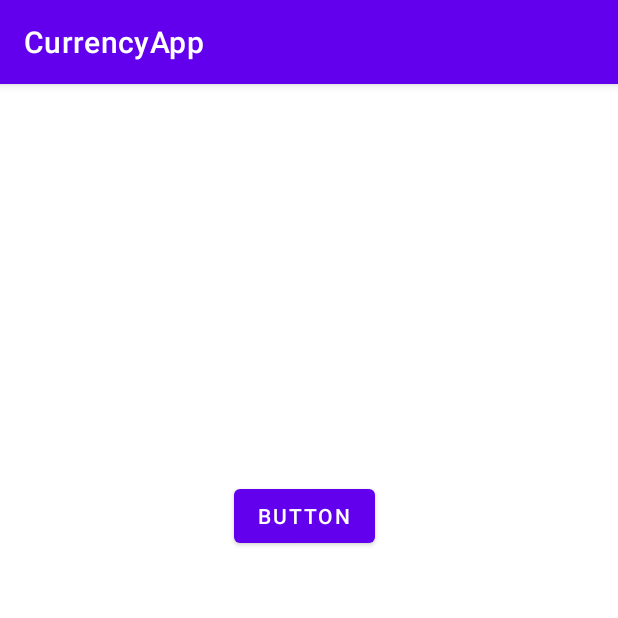
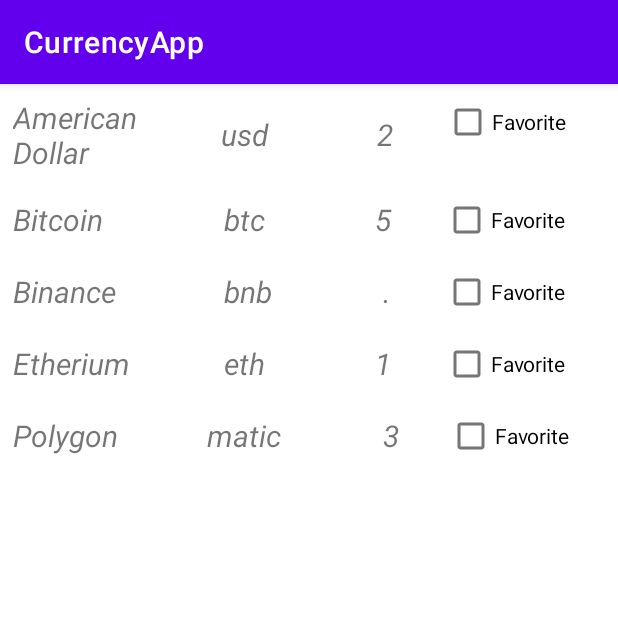
Before and after one commit to SKY-SA/CurrencyApp, an Android app: the CurrencyLatestActivity screen opened directly, with no data from a screen before it, after a tap on "USD", on a phone screen of 412 x 824 dp, the top half of it. Run offline under Robolectric (Android 15) with nearby library versions, the phone set to English and light mode, and no system bars; our stand-ins replace data binding.

Commit message:
views, model and adapter of CurrencyDetails has added

```diff
--- /dev/null
+++ b/app/src/main/java/com/sky/currencyapp/adapter/CurrenciesRecyclerAdapter.kt
@@ -0,0 +1,54 @@
+package com.sky.currencyapp.adapter
+
+import android.view.LayoutInflater
+import android.view.View
+import android.view.ViewGroup
+import android.widget.Toast
+import androidx.recyclerview.widget.RecyclerView
+import com.sky.currencyapp.R
+import com.sky.currencyapp.model.CurrencyDetails
+import kotlinx.android.synthetic.main.currencies_activity_recycler_row.view.*
+import java.util.*
+import kotlin.collections.ArrayList
+
+class CurrenciesRecyclerAdapter(val listCurrency: ArrayList<CurrencyDetails>, private val baseCurrencyName:String?) : RecyclerView.Adapter<CurrenciesRecyclerAdapter.CurrenciesHolder>() {
+    class CurrenciesHolder(itemView: View) : RecyclerView.ViewHolder(itemView) {
+
+    }
+
+    override fun onCreateViewHolder(parent: ViewGroup, viewType: Int): CurrenciesHolder {
+        val inflater = LayoutInflater.from(parent.context)
+        val view = inflater.inflate(R.layout.currencies_activity_recycler_row,parent,false)
+        return CurrenciesHolder(view)
+    }
+
+    override fun onBindViewHolder(holder: CurrenciesHolder, position: Int) {
+        holder.itemView.currenciesRecyclerRow_currencyNameTextView.text =
+            listCurrency[position].name
+        holder.itemView.currenciesRecyclerRow_currencyCodetextView.text =
+            listCurrency[position].code
+        holder.itemView.currenciesRecyclerRow_decimalUnitiestextView.text =
+            listCurrency[position].decimalUnits
+
+        holder.itemView.currenciesRecyclerRow_checkboxFavorite.setOnClickListener {
+            if (holder.itemView.currenciesRecyclerRow_checkboxFavorite.isChecked) {
+                listCurrency[position].isFavorite = true
+                Toast.makeText(it.context, "Favorilendi", Toast.LENGTH_SHORT).show()
+            } else {
+                listCurrency[position].isFavorite = false
+                Toast.makeText(it.context, "Favorilerden çıkarıldı", Toast.LENGTH_SHORT).show()
+            }
+        }
+    }
+
+    override fun getItemCount(): Int {
+        return listCurrency.size
+    }
+
+    fun refreshData(newCurrency: List<CurrencyDetails> )
+    {
+        listCurrency.clear()
+        listCurrency.addAll(newCurrency)
+        notifyDataSetChanged()
+    }
+}
--- a/app/src/main/java/com/sky/currencyapp/adapter/CurrencyLatestRecyclerAdapter.kt
+++ b/app/src/main/java/com/sky/currencyapp/adapter/CurrencyLatestRecyclerAdapter.kt
@@ -24,18 +24,6 @@ class CurrencyLatestRecyclerAdapter(val listCurrency : ArrayList<CurrencyLatest>
     override fun onBindViewHolder(holder: CurrencyVH, position: Int) {
         holder.itemView.latestRecyclerRow_textView.text = listCurrency[position].fullName
         holder.itemView.latestRecyclerRow_radioButton.text = listCurrency[position].name!!.uppercase()
-
-        /*holder.itemView.latestRecyclerRow_radioButton.setOnClickListener { view->
-            val nameOfCurrency:String? = listCurrency[position].name
-            nameOfCurrency?.let { name->
-                holder.itemView.latestRecyclerRow_radioButton.context.applicationContext?.let { context->
-                    val intent = Intent(context, CurrenciesActivity::class.java).apply{
-                        this.putExtra("nameOfBaseCurreny",name)
-                    }
-                    context.startActivity(intent)
-                }
-            }
-        }*/
     }
 
     override fun getItemCount(): Int {
--- a/app/src/main/java/com/sky/currencyapp/model/Currency.kt
+++ /dev/null
@@ -1,13 +0,0 @@
-package com.sky.currencyapp.model
-
-data class Currency(
-    var currencyName : String?,
-    var currencyCode : String?,
-    var decimalUnit : String?,
-    var listCountry : ArrayList<String>?
-
-){
-    var id: Int? = 0
-    var isFavorite: Boolean? = false
-
-}
--- /dev/null
+++ b/app/src/main/java/com/sky/currencyapp/model/CurrencyDetails.kt
@@ -0,0 +1,11 @@
+package com.sky.currencyapp.model
+
+class CurrencyDetails(
+    val name: String?,
+    val code : String?,
+    val decimalUnits: String?,
+    val listCountry : ArrayList<String>?
+) {
+    var id: Int? = 0
+    var isFavorite: Boolean? = false
+}
--- a/app/src/main/java/com/sky/currencyapp/view/CurrenciesActivity.kt
+++ b/app/src/main/java/com/sky/currencyapp/view/CurrenciesActivity.kt
@@ -2,11 +2,42 @@ package com.sky.currencyapp.view
 
 import androidx.appcompat.app.AppCompatActivity
 import android.os.Bundle
+import android.view.View
+import androidx.lifecycle.Observer
+import androidx.lifecycle.ViewModelProvider
+import androidx.recyclerview.widget.LinearLayoutManager
 import com.sky.currencyapp.R
+import com.sky.currencyapp.adapter.CurrenciesRecyclerAdapter
+import com.sky.currencyapp.viewmodel.CurrencyViewModel
+import kotlinx.android.synthetic.main.activity_currencies.*
 
 class CurrenciesActivity : AppCompatActivity() {
+
+    private lateinit var viewModel: CurrencyViewModel
+    private val recyclerAdapter = CurrenciesRecyclerAdapter(arrayListOf(),"")
     override fun onCreate(savedInstanceState: Bundle?) {
         super.onCreate(savedInstanceState)
         setContentView(R.layout.activity_currencies)
+
+
+        viewModel = ViewModelProvider(this).get(CurrencyViewModel::class.java)
+        viewModel.getData()
+
+        observeLiveData()
+
+        currenciesActivity_recyclerView.layoutManager = LinearLayoutManager(this)
+        currenciesActivity_recyclerView.adapter = recyclerAdapter
+    }
+    private fun observeLiveData(){
+        viewModel.currencies.observe(this, Observer{ currency->
+
+            currency?.let {
+                currenciesActivity_recyclerView.visibility = View.VISIBLE
+                recyclerAdapter.refreshData(it)
+            }
+        })
+    }
+    fun onCheckBoxClicked(view: View){
+
     }
 }
--- a/app/src/main/java/com/sky/currencyapp/view/CurrencyLatestActivity.kt
+++ b/app/src/main/java/com/sky/currencyapp/view/CurrencyLatestActivity.kt
@@ -31,11 +31,6 @@ class CurrencyLatestActivity : AppCompatActivity() {
         currencyLatestActivity_recyclerView.adapter = recyclerAdapter
     }
 
-    override fun onCreateView(name: String, context: Context, attrs: AttributeSet): View? {
-        return super.onCreateView(name, context, attrs)
-
-
-    }
     private fun observeLiveData()
     {
         viewModel.currencies.observe(this, Observer{ currency->
@@ -76,17 +71,6 @@ class CurrencyLatestActivity : AppCompatActivity() {
     fun onRadioButtonClicked(view: View){
         val intent = Intent(this, CurrenciesActivity::class.java)
         startActivity(intent)
-       /*if(view is RadioGroup)
-       {
-           val checked = view.isActivated
-           when(view.getId()){
-               R.id.latestRecyclerRow_radioButton ->
-                   if(checked){
-                       val intent = Intent(this, CurrenciesActivity::class.java)
-                       startActivity(intent)
-                   }
-           }
-
-       }*/
+        finish()
     }
 }
--- a/app/src/main/java/com/sky/currencyapp/viewmodel/CurrencyViewModel.kt
+++ b/app/src/main/java/com/sky/currencyapp/viewmodel/CurrencyViewModel.kt
@@ -2,14 +2,14 @@ package com.sky.currencyapp.viewmodel
 
 import androidx.lifecycle.MutableLiveData
 import androidx.lifecycle.ViewModel
-import com.sky.currencyapp.model.Currency
+import com.sky.currencyapp.model.CurrencyDetails
 
 class CurrencyViewModel: ViewModel() {
 
     /*private val api = CurrencyApiService()
    private val disposable = CompositeDisposable()*/
 
-    val currencies = MutableLiveData<List<Currency>>()
+    val currencies = MutableLiveData<List<CurrencyDetails>>()
 
 
     fun getData()
@@ -19,12 +19,12 @@ class CurrencyViewModel: ViewModel() {
 
     private fun getDataOffline()
     {
-        val usd = Currency("American Dollar","usd", "2", arrayListOf())
-        val btc = Currency("Bitcoin","btc", "5", arrayListOf())
-        val bnb = Currency("Binance","bnb", ".", arrayListOf())
-        val eth = Currency("Etherium","eth", "1", arrayListOf())
-        val matic = Currency("Polygon","matic","3", arrayListOf())
-        val listCurrency = arrayListOf<Currency>(usd, btc, bnb, eth, matic)
+        val usd = CurrencyDetails("American Dollar","usd", "2", arrayListOf())
+        val btc = CurrencyDetails("Bitcoin","btc", "5", arrayListOf())
+        val bnb = CurrencyDetails("Binance","bnb", ".", arrayListOf())
+        val eth = CurrencyDetails("Etherium","eth", "1", arrayListOf())
+        val matic = CurrencyDetails("Polygon","matic","3", arrayListOf())
+        val listCurrency = arrayListOf<CurrencyDetails>(usd, btc, bnb, eth, matic)
 
         currencies.value = listCurrency
 
--- a/app/src/main/res/layout/activity_currencies.xml
+++ b/app/src/main/res/layout/activity_currencies.xml
@@ -1,18 +1,26 @@
 <?xml version="1.0" encoding="utf-8"?>
-<androidx.constraintlayout.widget.ConstraintLayout xmlns:android="http://schemas.android.com/apk/res/android"
+<layout
+    xmlns:android="http://schemas.android.com/apk/res/android"
     xmlns:app="http://schemas.android.com/apk/res-auto"
-    xmlns:tools="http://schemas.android.com/tools"
+    xmlns:tools="http://schemas.android.com/tools">
+
+    <androidx.constraintlayout.widget.ConstraintLayout
+
         android:layout_width="match_parent"
         android:layout_height="match_parent"
         tools:context=".view.CurrenciesActivity">
 
-    <Button
-        android:id="@+id/button"
-        android:layout_width="wrap_content"
-        android:layout_height="wrap_content"
-        android:layout_marginStart="156dp"
-        android:layout_marginTop="264dp"
-        android:text="Button"
+        <androidx.recyclerview.widget.RecyclerView
+            android:id="@+id/currenciesActivity_recyclerView"
+            android:layout_width="0dp"
+            android:layout_height="0dp"
+            android:layout_marginStart="1dp"
+            android:layout_marginTop="1dp"
+            android:layout_marginEnd="1dp"
+            android:layout_marginBottom="1dp"
+            app:layout_constraintBottom_toBottomOf="parent"
+            app:layout_constraintEnd_toEndOf="parent"
             app:layout_constraintStart_toStartOf="parent"
             app:layout_constraintTop_toTopOf="parent" />
     </androidx.constraintlayout.widget.ConstraintLayout>
+</layout>
--- /dev/null
+++ b/app/src/main/res/layout/currencies_activity_recycler_row.xml
@@ -0,0 +1,58 @@
+<?xml version="1.0" encoding="utf-8"?>
+<layout
+    xmlns:android="http://schemas.android.com/apk/res/android">
+    <LinearLayout
+
+        android:layout_width="match_parent"
+        android:layout_height="wrap_content"
+        android:orientation="horizontal"
+        android:weightSum="8">
+
+        <TextView
+            android:id="@+id/currenciesRecyclerRow_currencyNameTextView"
+            android:layout_width="0dp"
+            android:minWidth="50dp"
+            android:layout_height="wrap_content"
+            android:layout_gravity="center"
+            android:layout_margin="5dp"
+            android:padding="2dp"
+            android:text="name"
+            android:textSize="20dp"
+            android:textStyle="italic"
+            android:layout_weight="4"/>
+
+        <TextView
+            android:id="@+id/currenciesRecyclerRow_currencyCodetextView"
+            android:layout_width="wrap_content"
+            android:layout_height="wrap_content"
+            android:layout_gravity="center"
+            android:layout_margin="4dp"
+            android:padding="2dp"
+            android:text="Code"
+            android:textSize="20dp"
+            android:textStyle="italic"
+            android:layout_weight="2"/>
+        <TextView
+            android:id="@+id/currenciesRecyclerRow_decimalUnitiestextView"
+            android:layout_width="wrap_content"
+            android:layout_height="wrap_content"
+            android:layout_gravity="center"
+
+            android:padding="2dp"
+            android:text="Decimal"
+            android:textSize="20dp"
+            android:textStyle="italic"
+            android:layout_weight="1"/>
+
+        <CheckBox
+            android:id="@+id/currenciesRecyclerRow_checkboxFavorite"
+            android:layout_width="wrap_content"
+            android:layout_height="wrap_content"
+            android:text="Favorite"
+            android:layout_weight="1"
+            android:onClick="onCheckBoxClicked"
+            />
+
+
+    </LinearLayout>
+</layout>
```
Lines whose indentation alone changed are shown as unchanged.
